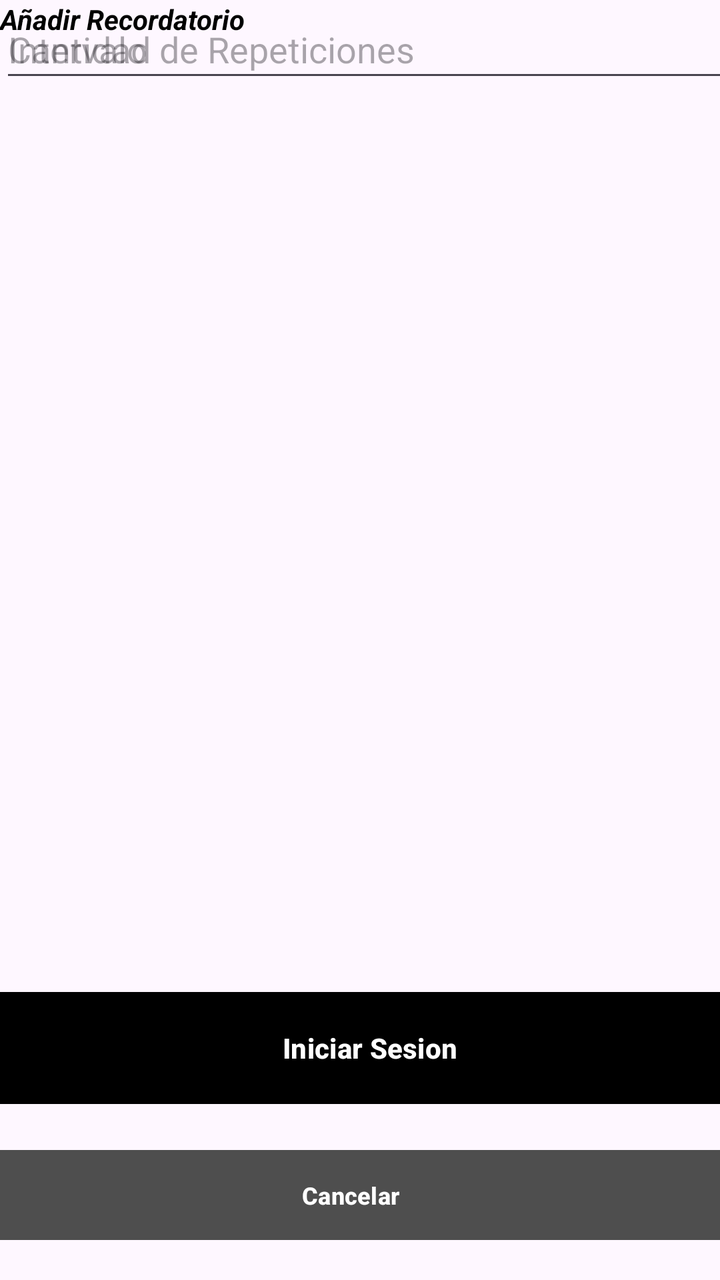
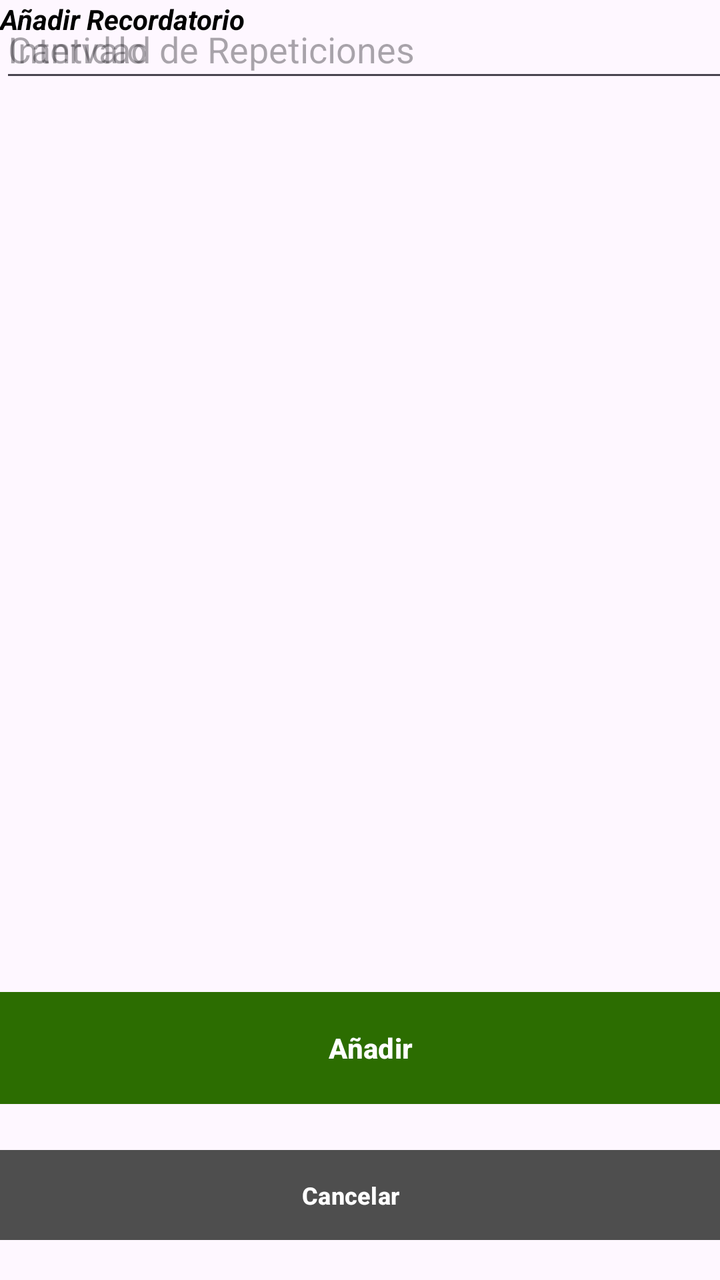

Before-and-after screenshots of an Android layout around one commit, followed by the original layout XML and the change that was made.
<!-- AndroidManifest.xml: application theme Theme.MobilesVC -->
<!-- res/layout/recordatorio_crear_view.xml -->
<?xml version="1.0" encoding="utf-8"?>
<androidx.constraintlayout.widget.ConstraintLayout xmlns:android="http://schemas.android.com/apk/res/android"
    xmlns:app="http://schemas.android.com/apk/res-auto"
    xmlns:tools="http://schemas.android.com/tools"
    android:layout_width="match_parent"
    android:layout_height="match_parent">

    <com.google.android.material.textfield.TextInputEditText
        android:id="@+id/vIntervaloCrear"
        android:layout_width="364dp"
        android:layout_height="46dp"
        android:hint="Intervalo"
        tools:layout_editor_absoluteX="16dp"
        tools:layout_editor_absoluteY="181dp" />

    <com.google.android.material.textfield.TextInputEditText
        android:id="@+id/vCantidadCrear"
        android:layout_width="364dp"
        android:layout_height="46dp"
        android:hint="Cantidad de Repeticiones"
        tools:layout_editor_absoluteX="16dp"
        tools:layout_editor_absoluteY="306dp" />

    <Button
        android:id="@+id/vVolverCrearRecordatorio"
        android:layout_width="383dp"
        android:layout_height="53dp"
        android:layout_marginHorizontal="24dp"
        android:layout_marginTop="8dp"
        android:layout_marginBottom="16dp"
        android:backgroundTint="#4E4E4E"
        android:paddingVertical="10dp"
        android:text="Cancelar"
        android:textSize="12sp"
        android:textStyle="bold"
        android:visibility="visible"
        app:cornerRadius="@dimen/item_transform_image_length"
        app:layout_constraintBottom_toBottomOf="parent"
        app:layout_constraintEnd_toEndOf="parent"
        app:layout_constraintHorizontal_bias="0.571"
        app:layout_constraintStart_toStartOf="parent"
        app:layout_constraintTop_toBottomOf="@+id/btIniciarSesion" />

    <Button
        android:id="@+id/vCrearRecordatorio"
        android:layout_width="387dp"
        android:layout_height="64dp"
        android:layout_marginTop="48dp"
        android:layout_marginBottom="84dp"
        android:backgroundTint="@color/primary"
        android:paddingVertical="14dp"
        android:text="Iniciar Sesion"
        android:textStyle="bold"
        app:cornerRadius="@dimen/item_transform_image_length"
        app:layout_constraintBottom_toBottomOf="parent"
        app:layout_constraintEnd_toEndOf="parent"
        app:layout_constraintHorizontal_bias="0.333"
        app:layout_constraintStart_toStartOf="parent"
        app:layout_constraintTop_toBottomOf="@+id/etClave" />

    <TextView
        android:id="@+id/textView9"
        android:layout_width="wrap_content"
        android:layout_height="wrap_content"
        android:fontFamily="sans-serif"
        android:text="Añadir Recordatorio"
        android:textColor="#000000"
        android:textStyle="bold|italic"
        tools:layout_editor_absoluteX="92dp"
        tools:layout_editor_absoluteY="51dp"
        tools:textSize="26sp" />
</androidx.constraintlayout.widget.ConstraintLayout>
<!-- resources referenced by this layout -->
<resources>
  <style name="Theme.MobilesVC" parent="Base.Theme.MobilesVC" />
  <style name="Base.Theme.MobilesVC" parent="Theme.Material3.DayNight.NoActionBar">
          
          
      </style>
</resources>

<!-- the commit's change to res/layout/recordatorio_crear_view.xml (unified diff, before → after) -->
@@ -47,9 +47,9 @@
         android:layout_height="64dp"
         android:layout_marginTop="48dp"
         android:layout_marginBottom="84dp"
-        android:backgroundTint="@color/primary"
+        android:backgroundTint="#2C6D01"
         android:paddingVertical="14dp"
-        android:text="Iniciar Sesion"
+        android:text="Añadir"
         android:textStyle="bold"
         app:cornerRadius="@dimen/item_transform_image_length"
         app:layout_constraintBottom_toBottomOf="parent"
